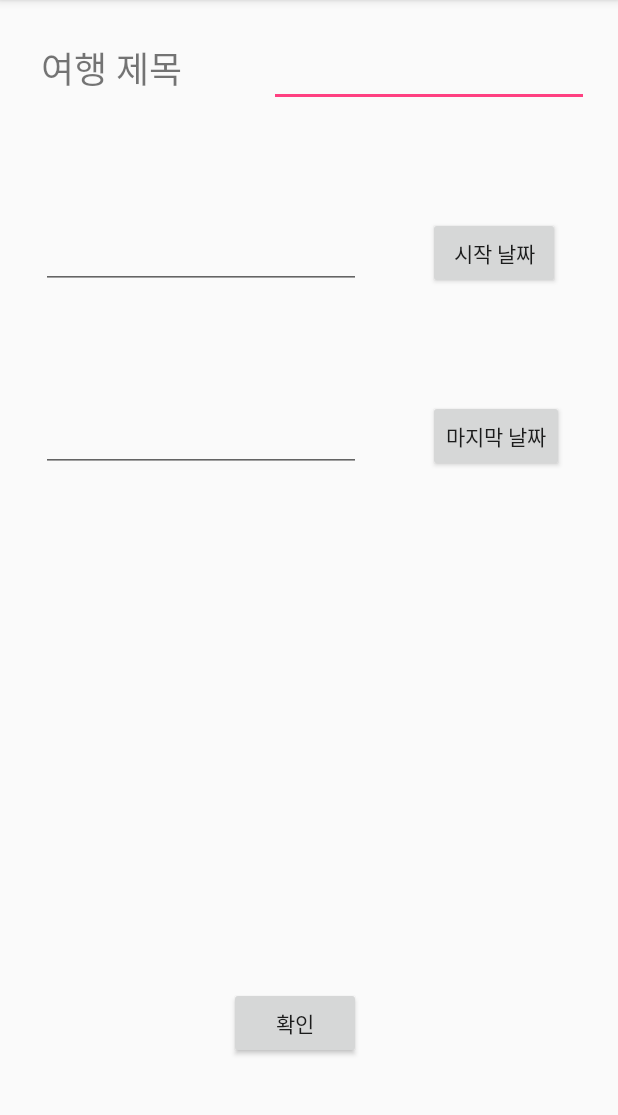
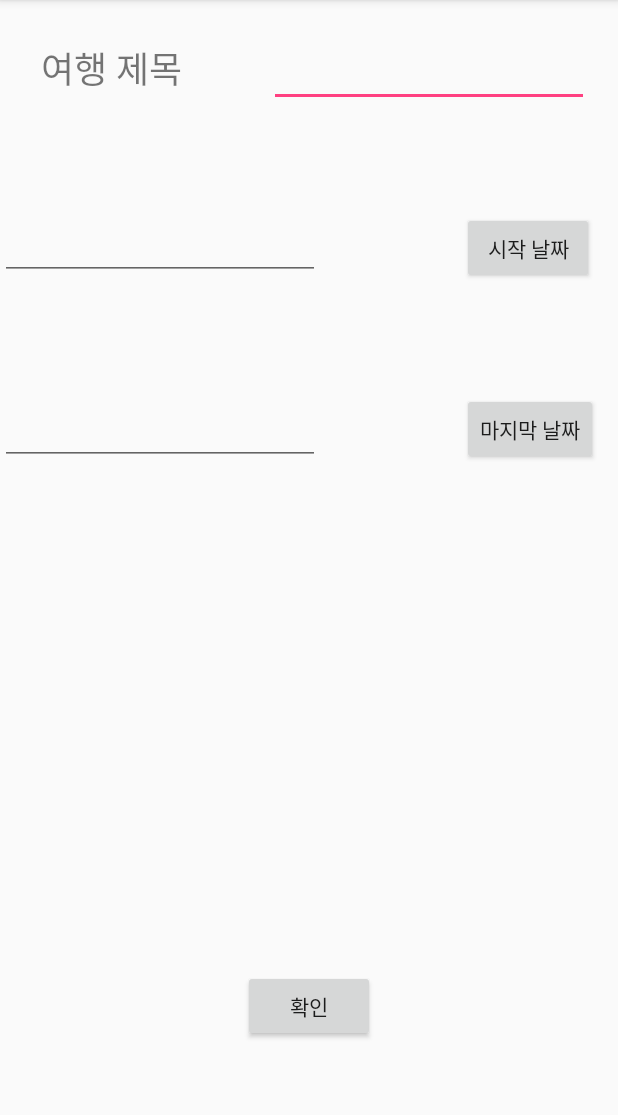
Before and after one commit to 20170301/NuviSeoul, an Android app: the screen it shows after launch (PlanEditActivity), on a phone screen of 412 x 824 dp, the part 84-1199 px from its top. Run offline under Robolectric (Android 15) with nearby library versions, the phone set to English and light mode, and no system bars.

Commit message:
Merge branch 'seohyungju' of https://github.com/20170301/NuviSeoul
          # Conflicts:
          #	NuviSeoul/app/src/main/java/com/gangnam4bungate/nuviseoul/ui/activity/PlanEditActivity.java

          시작날짜 버튼 추가

          Fragment 초기작업

```diff
--- a/NuviSeoul/app/build.gradle
+++ b/NuviSeoul/app/build.gradle
@@ -23,4 +23,6 @@ dependencies {
     compile project(':CommonLib')
     compile 'com.google.android.gms:play-services-maps:11.0.1'
     compile 'com.android.support:appcompat-v7:25.3.1'
+    compile 'com.android.support:support-v4:25.3.1'
+    compile 'com.android.support.constraint:constraint-layout:1.0.2'
 }
--- a/NuviSeoul/app/src/main/AndroidManifest.xml
+++ b/NuviSeoul/app/src/main/AndroidManifest.xml
@@ -17,6 +17,7 @@
         android:label="@string/app_name"
         android:supportsRtl="true"
         android:theme="@style/AppTheme">
+
         <!--
              The API key for Google Maps-based APIs is defined as a string resource.
              (See the file "res/values/google_maps_api.xml").
@@ -42,6 +43,7 @@
                 <category android:name="android.intent.category.LAUNCHER" />
             </intent-filter>
         </activity>
+        <activity android:name=".ui.activity.PlanEditDayActivity"></activity>
     </application>
 
 </manifest>
--- a/NuviSeoul/app/src/main/java/com/gangnam4bungate/nuviseoul/ui/activity/PlanEditActivity.java
+++ b/NuviSeoul/app/src/main/java/com/gangnam4bungate/nuviseoul/ui/activity/PlanEditActivity.java
@@ -1,81 +1,88 @@
 package com.gangnam4bungate.nuviseoul.ui.activity;
 
-import android.app.DatePickerDialog;
 import android.app.FragmentManager;
 import android.app.FragmentTransaction;
 import android.os.Bundle;
 import android.support.annotation.Nullable;
-import android.view.View;
-import android.widget.Button;
-import android.widget.DatePicker;
 import android.widget.EditText;
 
 import com.gangnam4bungate.nuviseoul.R;
 import com.gangnam4bungate.nuviseoul.ui.common.CommonActivity;
 
-import java.util.Calendar;
+
+public class PlanEditActivity extends CommonActivity {
+
+    EditText travelSubjectText;
+    PlanEditDayActivity planEditDayActivity;
+    PlanEditDateActivity planEditDateActivity;
+
+//    int year, month, date;
+//    DatePickerDialog.OnDateSetListener mDateSetListener;
+//
+//    Button startDateButton;
+//    Button endDateButton;
+//    EditText startDateText;
+//    EditText endDateText;
+//    Button registerButton;
 
 
-public class PlanEditActivity extends CommonActivity {
-    int year, month, date;
-    EditText travelSubjectText;
-    Button startDateButton;
-    Button endDateButton;
-    EditText startDateText;
-    EditText endDateText;
-    Button registerButton;
-    DatePickerDialog.OnDateSetListener mDateSetListener;
 
 
     @Override
     protected void onCreate(@Nullable Bundle savedInstanceState) {
         super.onCreate(savedInstanceState);
         setContentView(R.layout.activity_plan_edit);
-
-        travelSubjectText = (EditText) findViewById(R.id.travelSubjectText);
-        startDateButton = (Button) findViewById(R.id.startDateButton);
-        endDateButton = (Button) findViewById(R.id.endDateButton);
-        startDateText = (EditText) findViewById(R.id.startDateText);
-        endDateText = (EditText) findViewById(R.id.endDateText);
-        registerButton = (Button) findViewById(R.id.registerButton);
-
-        Calendar cal = Calendar.getInstance();
-        year = cal.get(cal.YEAR);
-        month = cal.get(cal.MONTH)+1;
-        date = cal.get(cal.DATE);
-
-        startDateButton.setOnClickListener(new View.OnClickListener() {
-            @Override
-            public void onClick(View v) {
-                new DatePickerDialog(PlanEditActivity.this, mDateSetListener, year, month, date).show();
-            }
-        });
-
-        mDateSetListener = new DatePickerDialog.OnDateSetListener() {
-            @Override
-            public void onDateSet(DatePicker view, int year, int month, int dayOfMonth) {
-                startDateText.setText(String.format("%d/%d/%d", year, month, dayOfMonth));
-            }
-        };
+//        setContentView(R.layout.activity_plan_edit_day);
 
 
+        planEditDayActivity = new PlanEditDayActivity();
+        planEditDateActivity = new PlanEditDateActivity();
+
+        FragmentManager fm = getFragmentManager();
+        FragmentTransaction fragmentTransaction = fm.beginTransaction();
+        fragmentTransaction.add(R.id.fragment_place, planEditDayActivity);
+        fragmentTransaction.commit();
+//        View view = getLayoutInflater().inflate(R.layout.activity_plan_edit_day, null, false);
+//
+//
+//        startDateButton = (Button) view.findViewById(R.id.startDateButton);
+//        endDateButton = (Button) view.findViewById(R.id.endDateButton);
+//        startDateText = (EditText) view.findViewById(R.id.startDateText);
+//        endDateText = (EditText) view.findViewById(R.id.endDateText);
+//        registerButton = (Button) view.findViewById(R.id.registerButton);
 
 
-        registerButton.setOnClickListener(new View.OnClickListener() {
-            @Override
-            public void onClick(View v) {
-                openFragment();
-            }
-        });
+//        Calendar cal = Calendar.getInstance();
+//        year = cal.get(cal.YEAR);
+//        month = cal.get(cal.MONTH) + 1;
+//        date = cal.get(cal.DATE);
+//
+//        startDateButton.setOnClickListener(new View.OnClickListener() {
+//            @Override
+//            public void onClick(View v) {
+//                startDateText.setText("aa");
+//                new DatePickerDialog(PlanEditActivity.this, mDateSetListener, year, month, date).show();
+//            }
+//        });
+//
+//        mDateSetListener = new DatePickerDialog.OnDateSetListener() {
+//            @Override
+//            public void onDateSet(DatePicker view, int year, int month, int dayOfMonth) {
+//                startDateText.setText(String.format("%d/%d/%d", year, month, dayOfMonth));
+//            }
+//        };
+
+//        registerButton.setOnClickListener(new View.OnClickListener() {
+//            @Override
+//            public void onClick(View v) {
+//                FragmentManager fragmentManager = getFragmentManager();
+//                FragmentTransaction fragmentTransaction = fragmentManager.beginTransaction();
+//                fragmentTransaction.replace(R.id.fragment_place, new PlanEditDateActivity());
+//                fragmentTransaction.commit();
+//            }
+//        });
+
 
     }
 
-    public void openFragment(){
-        FragmentManager fragmentManager = getFragmentManager();
-        FragmentTransaction fragmentTransaction = fragmentManager.beginTransaction();
-        fragmentTransaction.replace( R.id.fragment_place, new PlanEditDayActivity());
-        fragmentTransaction.commit();
-    }
-
-
 }
--- /dev/null
+++ b/NuviSeoul/app/src/main/java/com/gangnam4bungate/nuviseoul/ui/activity/PlanEditDateActivity.java
@@ -0,0 +1,27 @@
+package com.gangnam4bungate.nuviseoul.ui.activity;
+
+import android.app.Fragment;
+import android.os.Bundle;
+import android.support.annotation.Nullable;
+import android.view.LayoutInflater;
+import android.view.View;
+import android.view.ViewGroup;
+
+import com.gangnam4bungate.nuviseoul.R;
+
+/**
+ * Created by Seo on 2017-07-23.
+ */
+
+public class PlanEditDateActivity extends Fragment {
+
+    public PlanEditDateActivity(){
+
+    }
+
+    @Override
+    public View onCreateView(LayoutInflater inflater, @Nullable ViewGroup container, @Nullable Bundle savedInstanceState) {
+
+        return inflater.inflate(R.layout.activity_plan_edit_date, container, false);
+    }
+}
--- a/NuviSeoul/app/src/main/java/com/gangnam4bungate/nuviseoul/ui/activity/PlanEditDayActivity.java
+++ b/NuviSeoul/app/src/main/java/com/gangnam4bungate/nuviseoul/ui/activity/PlanEditDayActivity.java
@@ -6,22 +6,39 @@ import android.support.annotation.Nullable;
 import android.view.LayoutInflater;
 import android.view.View;
 import android.view.ViewGroup;
+import android.widget.Button;
+import android.widget.EditText;
 
 import com.gangnam4bungate.nuviseoul.R;
 
-/**
- * Created by Seo on 2017-07-23.
- */
+public class PlanEditDayActivity extends Fragment {
+    Button startDateButton;
+    Button endDateButton;
+    EditText startDateText;
+    EditText endDateText;
+    Button registerButton;
 
-public class PlanEditDayActivity extends Fragment {
+        @Nullable
+    @Override
+    public View onCreateView(LayoutInflater inflater, @Nullable ViewGroup container, Bundle savedInstanceState) {
 
-    public PlanEditDayActivity(){
+            View view = inflater.inflate(R.layout.activity_plan_edit_day, container, false);
 
+            startDateButton = (Button) view.findViewById(R.id.startDateButton);
+            endDateButton = (Button) view.findViewById(R.id.endDateButton);
+            startDateText = (EditText) view.findViewById(R.id.startDateText);
+            endDateText = (EditText) view.findViewById(R.id.endDateText);
+            registerButton = (Button) view.findViewById(R.id.registerButton);
+
+            startDateButton.setOnClickListener(new View.OnClickListener() {
+                @Override
+                public void onClick(View v) {
+                    startDateText.setText("aa");
+                }
+            });
+
+        return view;
     }
 
-    @Override
-    public View onCreateView(LayoutInflater inflater, @Nullable ViewGroup container, @Nullable Bundle savedInstanceState) {
 
-        return inflater.inflate(R.layout.activity_plan_edit_day, container, false);
-    }
 }
--- a/NuviSeoul/app/src/main/res/layout/activity_plan_edit.xml
+++ b/NuviSeoul/app/src/main/res/layout/activity_plan_edit.xml
@@ -41,62 +41,12 @@
     <FrameLayout
         android:id="@+id/fragment_place"
         android:layout_width="match_parent"
-        android:layout_height="match_parent"
+        android:layout_height="wrap_content"
         android:layout_alignParentBottom="true"
+        android:layout_alignParentLeft="true"
+        android:layout_alignParentStart="true"
         android:layout_below="@+id/travelSubjectText">
 
     </FrameLayout>
 
-    <Button
-        android:id="@+id/startDateButton"
-        android:layout_width="wrap_content"
-        android:layout_height="wrap_content"
-        android:layout_alignEnd="@+id/travelSubjectText"
-        android:layout_alignRight="@+id/travelSubjectText"
-        android:layout_below="@+id/travelSubjectText"
-        android:layout_marginEnd="19dp"
-        android:layout_marginRight="19dp"
-        android:layout_marginTop="73dp"
-        android:text="시작 날짜" />
-
-    <Button
-        android:id="@+id/endDateButton"
-        android:layout_width="wrap_content"
-        android:layout_height="wrap_content"
-        android:layout_alignLeft="@+id/startDateButton"
-        android:layout_alignStart="@+id/startDateButton"
-        android:layout_below="@+id/startDateButton"
-        android:layout_marginTop="74dp"
-        android:text="마지막 날짜" />
-
-    <EditText
-        android:id="@+id/startDateText"
-        android:layout_width="wrap_content"
-        android:layout_height="wrap_content"
-        android:layout_above="@+id/endDateButton"
-        android:layout_alignLeft="@+id/travelSubject"
-        android:layout_alignStart="@+id/travelSubject"
-        android:ems="10"
-        android:inputType="textPersonName" />
-
-    <EditText
-        android:id="@+id/endDateText"
-        android:layout_width="wrap_content"
-        android:layout_height="wrap_content"
-        android:layout_alignBottom="@+id/endDateButton"
-        android:layout_alignLeft="@+id/startDateText"
-        android:layout_alignStart="@+id/startDateText"
-        android:ems="10"
-        android:inputType="textPersonName" />
-
-    <Button
-        android:id="@+id/registerButton"
-        android:layout_width="wrap_content"
-        android:layout_height="wrap_content"
-        android:layout_alignEnd="@+id/endDateText"
-        android:layout_alignParentBottom="true"
-        android:layout_alignRight="@+id/endDateText"
-        android:layout_marginBottom="62dp"
-        android:text="확인" />
-
 </RelativeLayout>
--- a/NuviSeoul/app/src/main/res/layout/activity_plan_edit_day.xml
+++ b/NuviSeoul/app/src/main/res/layout/activity_plan_edit_day.xml
@@ -1,29 +1,59 @@
 <?xml version="1.0" encoding="utf-8"?>
 <RelativeLayout xmlns:android="http://schemas.android.com/apk/res/android"
-    android:layout_width="match_parent" android:layout_height="match_parent">
+    xmlns:app="http://schemas.android.com/apk/res-auto"
+    xmlns:tools="http://schemas.android.com/tools"
+    android:layout_width="match_parent"
+    android:layout_height="match_parent"
+    tools:context="com.gangnam4bungate.nuviseoul.ui.activity.PlanEditDayActivity">
 
     <EditText
-        android:id="@+id/editText2"
+        android:id="@+id/startDateText"
         android:layout_width="wrap_content"
         android:layout_height="wrap_content"
-        android:layout_alignParentLeft="true"
-        android:layout_alignParentStart="true"
-        android:layout_alignParentTop="true"
-        android:layout_marginLeft="36dp"
-        android:layout_marginStart="36dp"
-        android:layout_marginTop="84dp"
+        android:layout_marginTop="70dp"
         android:ems="10"
         android:inputType="textPersonName"
-        android:text="Name" />
+        android:layout_alignParentTop="true"
+        android:layout_alignParentLeft="true"
+        android:layout_alignParentStart="true" />
+
+    <EditText
+        android:id="@+id/endDateText"
+        android:layout_width="wrap_content"
+        android:layout_height="wrap_content"
+        android:layout_alignLeft="@+id/startDateText"
+        android:layout_alignStart="@+id/startDateText"
+        android:layout_below="@+id/startDateText"
+        android:layout_marginTop="78dp"
+        android:ems="10"
+        android:inputType="textPersonName" />
 
     <Button
-        android:id="@+id/button2"
+        android:id="@+id/startDateButton"
         android:layout_width="wrap_content"
         android:layout_height="wrap_content"
         android:layout_alignParentEnd="true"
         android:layout_alignParentRight="true"
-        android:layout_alignTop="@+id/editText2"
-        android:layout_marginEnd="17dp"
-        android:layout_marginRight="17dp"
-        android:text="Button" />
+        android:layout_alignTop="@+id/startDateText"
+        android:layout_marginEnd="16dp"
+        android:layout_marginRight="16dp"
+        android:text="시작 날짜" />
+
+    <Button
+        android:id="@+id/endDateButton"
+        android:layout_width="wrap_content"
+        android:layout_height="wrap_content"
+        android:layout_alignBottom="@+id/endDateText"
+        android:layout_alignLeft="@+id/startDateButton"
+        android:layout_alignStart="@+id/startDateButton"
+        android:text="마지막 날짜" />
+
+    <Button
+        android:id="@+id/registerButton"
+        android:layout_width="wrap_content"
+        android:layout_height="wrap_content"
+        android:text="확인"
+        android:layout_alignParentBottom="true"
+        android:layout_centerHorizontal="true"
+        android:layout_marginBottom="73dp" />
 </RelativeLayout>
--- a/NuviSeoul/app/src/main/res/values/strings.xml
+++ b/NuviSeoul/app/src/main/res/values/strings.xml
@@ -1,4 +1,7 @@
 <resources>
     <string name="app_name">NuviSeoul</string>
     <string name="title_activity_main">NuviSeoul</string>
+
+    <!-- TODO: Remove or change this placeholder text -->
+    <string name="hello_blank_fragment">Hello blank fragment</string>
 </resources>
```
Also changed, not shown: NuviSeoul/app/src/main/res/layout/activity_plan_edit_date.xml (added, +29 -0 lines), NuviSeoul/app/src/main/res/layout/fragment_blank.xml (added, +13 -0 lines).
